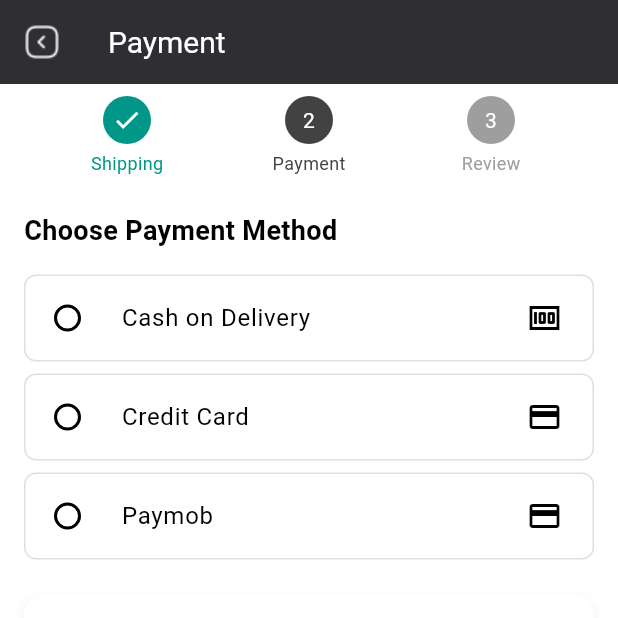
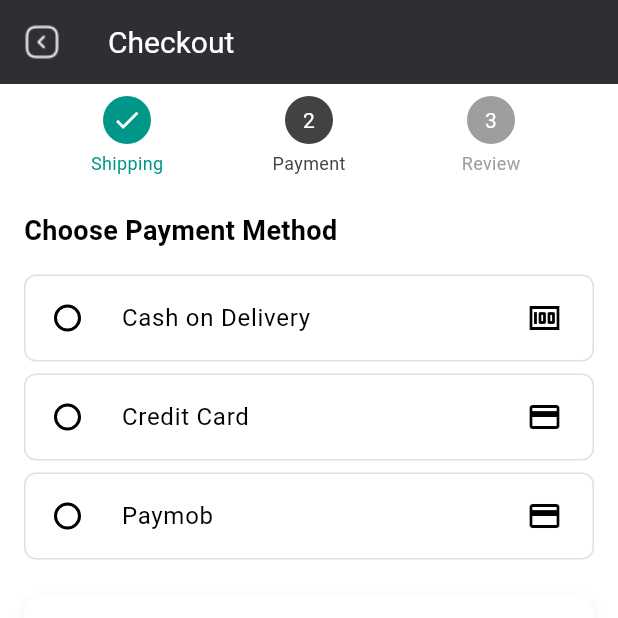
Before and after one commit to zezoamr/obelion-MOOL-flutter, a Flutter app: the CheckoutPaymentScreen screen opened directly, on a phone screen of 412 x 824 dp, the top half of it. Run offline on Flutter 3.47's test engine with Material 3 defaults, Android fonts, the phone set to English and light mode, and no system bars; our stand-ins replace carousel_slider, equatable, flutter_bloc, flutter_svg.

Commit message:
Update checkout_payment.dart

```diff
--- a/flutter_mool/lib/shopping/screens/checkout_payment.dart
+++ b/flutter_mool/lib/shopping/screens/checkout_payment.dart
@@ -226,7 +226,7 @@ class _CheckoutPaymentScreenState extends State<CheckoutPaymentScreen> {
       appBar: AppBar(
         backgroundColor: const Color.fromARGB(255, 46, 46, 51),
         title: Text(
-          'Payment',
+          'Checkout',
           style: TextStyle(fontSize: 20, color: Colors.white),
         ),
         leading: GestureDetector(
```
